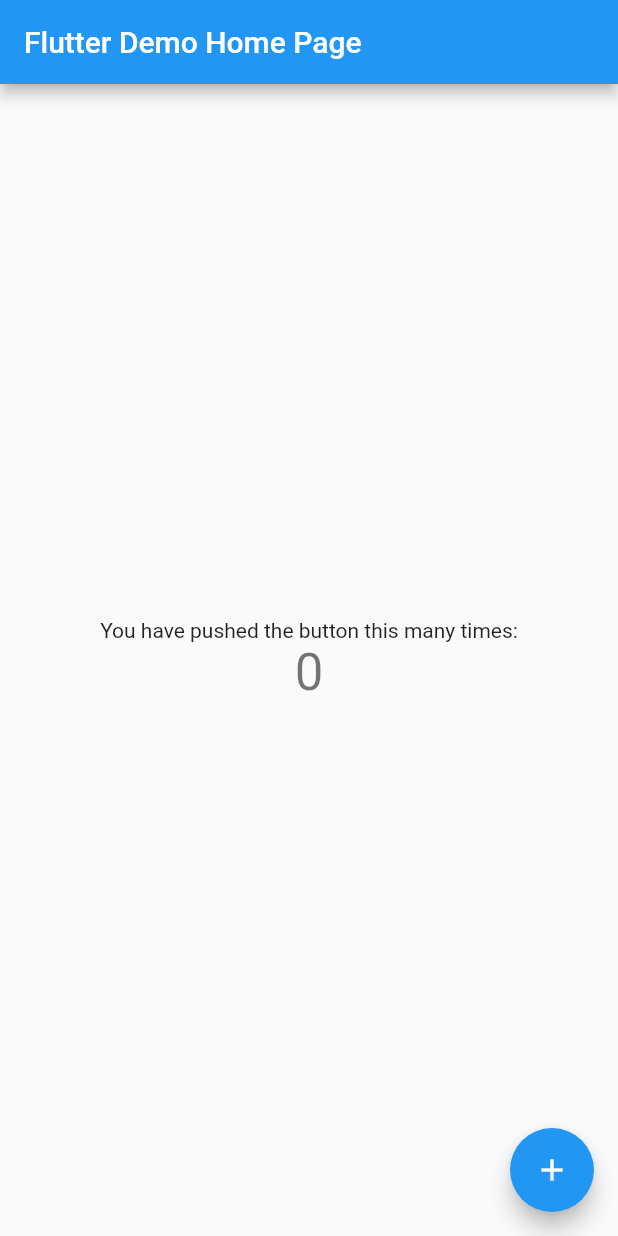
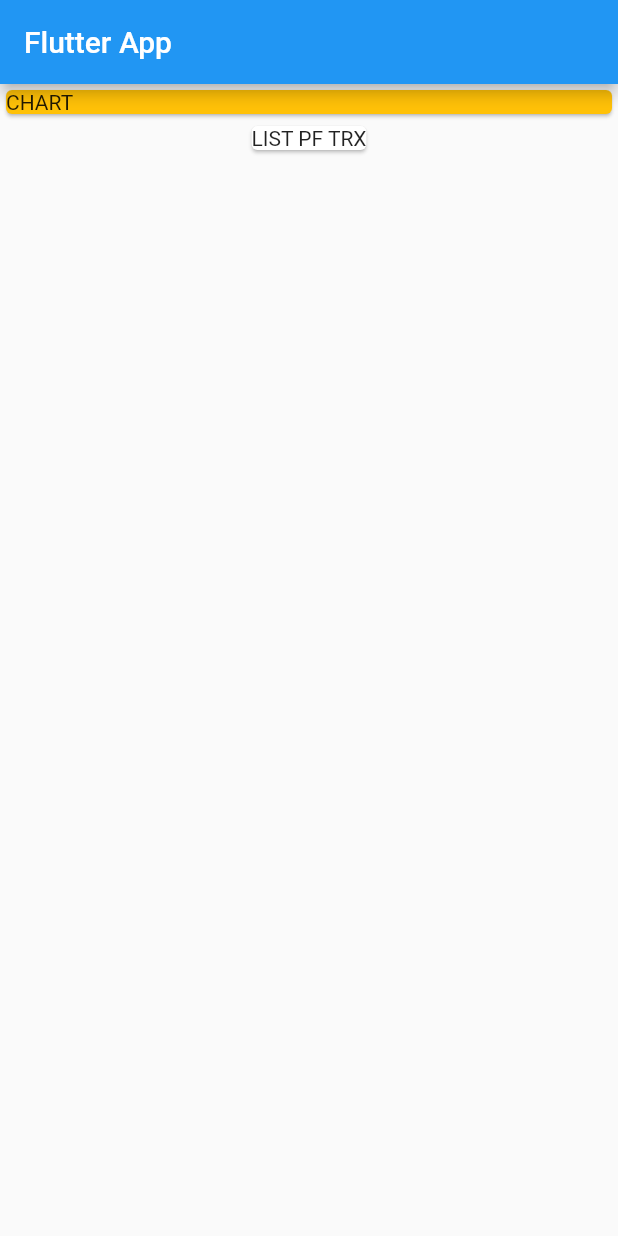
Before and after one commit to ahoulgour/personal_expenses_app, a Flutter app: the screen it shows after launch, on a phone screen of 412 x 824 dp. Run offline on Flutter 3.47's test engine with Material 2 defaults, Android fonts, the phone set to English and light mode, and no system bars.

Commit message:
added cards

```diff
--- a/lib/main.dart
+++ b/lib/main.dart
@@ -3,109 +3,36 @@ import 'package:flutter/material.dart';
 void main() => runApp(MyApp());
 
 class MyApp extends StatelessWidget {
-  // This widget is the root of your application.
   @override
   Widget build(BuildContext context) {
     return MaterialApp(
       title: 'Flutter Demo',
-      theme: ThemeData(
-        // This is the theme of your application.
-        //
-        // Try running your application with "flutter run". You'll see the
-        // application has a blue toolbar. Then, without quitting the app, try
-        // changing the primarySwatch below to Colors.green and then invoke
-        // "hot reload" (press "r" in the console where you ran "flutter run",
-        // or simply save your changes to "hot reload" in a Flutter IDE).
-        // Notice that the counter didn't reset back to zero; the application
-        // is not restarted.
-        primarySwatch: Colors.blue,
-      ),
-      home: MyHomePage(title: 'Flutter Demo Home Page'),
+      home: MyHomePage(),
     );
   }
 }
 
-class MyHomePage extends StatefulWidget {
-  MyHomePage({Key key, this.title}) : super(key: key);
-
-  // This widget is the home page of your application. It is stateful, meaning
-  // that it has a State object (defined below) that contains fields that affect
-  // how it looks.
-
-  // This class is the configuration for the state. It holds the values (in this
-  // case the title) provided by the parent (in this case the App widget) and
-  // used by the build method of the State. Fields in a Widget subclass are
-  // always marked "final".
-
-  final String title;
-
-  @override
-  _MyHomePageState createState() => _MyHomePageState();
-}
-
-class _MyHomePageState extends State<MyHomePage> {
-  int _counter = 0;
-
-  void _incrementCounter() {
-    setState(() {
-      // This call to setState tells the Flutter framework that something has
-      // changed in this State, which causes it to rerun the build method below
-      // so that the display can reflect the updated values. If we changed
-      // _counter without calling setState(), then the build method would not be
-      // called again, and so nothing would appear to happen.
-      _counter++;
-    });
-  }
-
+class MyHomePage extends StatelessWidget {
   @override
   Widget build(BuildContext context) {
-    // This method is rerun every time setState is called, for instance as done
-    // by the _incrementCounter method above.
-    //
-    // The Flutter framework has been optimized to make rerunning build methods
-    // fast, so that you can just rebuild anything that needs updating rather
-    // than having to individually change instances of widgets.
     return Scaffold(
       appBar: AppBar(
-        // Here we take the value from the MyHomePage object that was created by
-        // the App.build method, and use it to set our appbar title.
-        title: Text(widget.title),
+        title: Text('Flutter App'),
       ),
-      body: Center(
-        // Center is a layout widget. It takes a single child and positions it
-        // in the middle of the parent.
-        child: Column(
-          // Column is also a layout widget. It takes a list of children and
-          // arranges them vertically. By default, it sizes itself to fit its
-          // children horizontally, and tries to be as tall as its parent.
-          //
-          // Invoke "debug painting" (press "p" in the console, choose the
-          // "Toggle Debug Paint" action from the Flutter Inspector in Android
-          // Studio, or the "Toggle Debug Paint" command in Visual Studio Code)
-          // to see the wireframe for each widget.
-          //
-          // Column has various properties to control how it sizes itself and
-          // how it positions its children. Here we use mainAxisAlignment to
-          // center the children vertically; the main axis here is the vertical
-          // axis because Columns are vertical (the cross axis would be
-          // horizontal).
-          mainAxisAlignment: MainAxisAlignment.center,
-          children: <Widget>[
-            Text(
-              'You have pushed the button this many times:',
+      body: Column(
+        children: <Widget>[
+          Container(  // usamos Container para poder darle width ya que Column y Card solo expanden segun sus hijos
+            width: double.infinity,
+            child: Card(
+              color: Colors.amber,
+              child: Text('CHART'),
             ),
-            Text(
-              '$_counter',
-              style: Theme.of(context).textTheme.display1,
-            ),
-          ],
-        ),
+          ),
+          Card(
+            child: Text('LIST PF TRX'),
+          ),
+        ],
       ),
-      floatingActionButton: FloatingActionButton(
-        onPressed: _incrementCounter,
-        tooltip: 'Increment',
-        child: Icon(Icons.add),
-      ), // This trailing comma makes auto-formatting nicer for build methods.
     );
   }
 }
```
